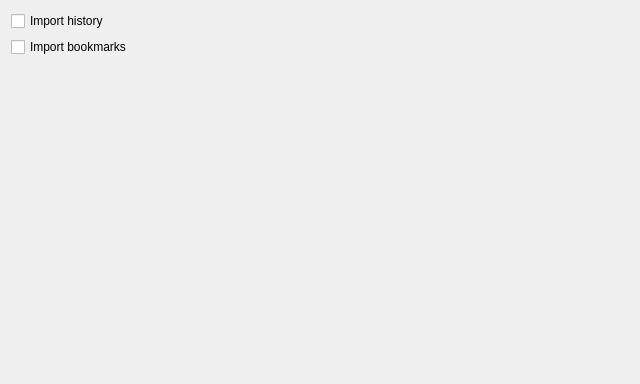
Before: the Qt Designer form src/plugins/newlife/importers/opera/operaimportselectpage.ui in 0xd34df00d/leechcraft, drawn with Qt 5.
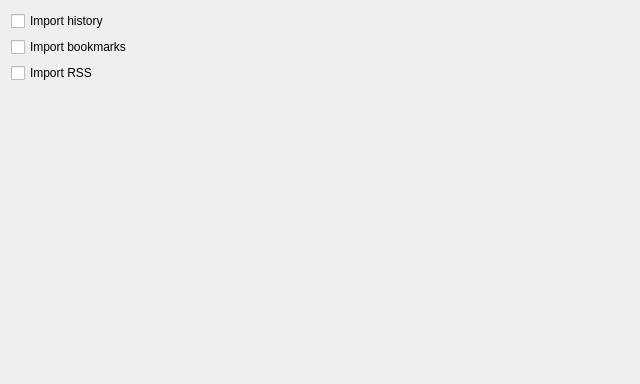
After: the same form once the commit is applied.

Commit message: [NewLife] add rss import to Opera Import

```diff
--- a/src/plugins/newlife/importers/opera/operaimportselectpage.ui
+++ b/src/plugins/newlife/importers/opera/operaimportselectpage.ui
@@ -32,6 +32,13 @@
          </property>
         </widget>
        </item>
+       <item>
+        <widget class="QCheckBox" name="RSSImport_">
+         <property name="text">
+          <string>Import RSS</string>
+         </property>
+        </widget>
+       </item>
       </layout>
      </item>
     </layout>
```
The commit also changes 2 other files.
